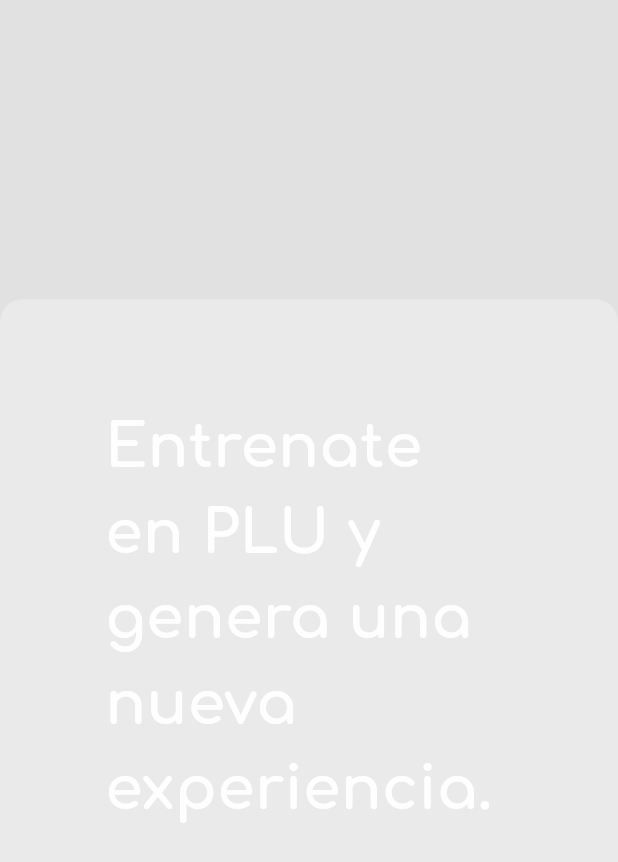
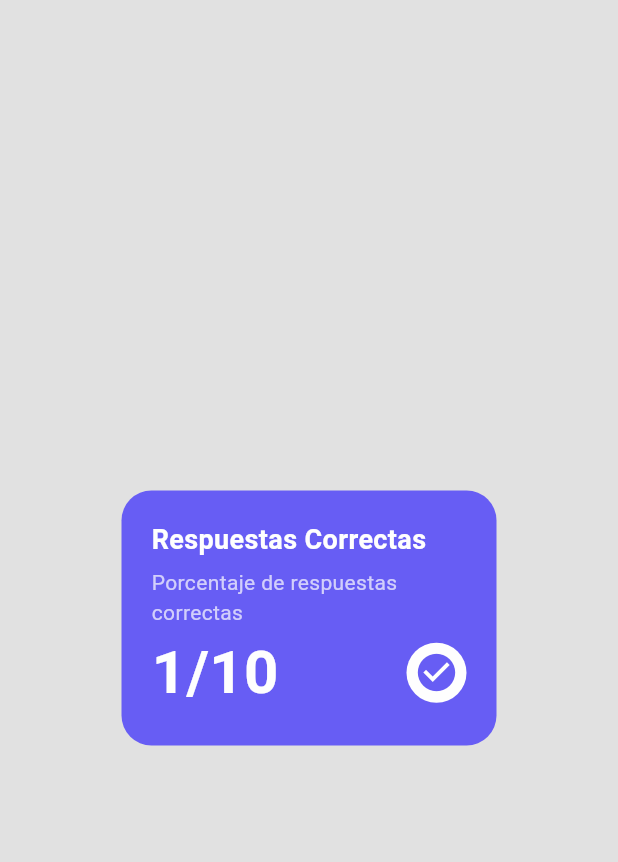
Before and after one commit to JosephPaiz/PLUTrainer, a Flutter app: the HomeLayout screen opened directly, on a phone screen of 412 x 824 dp. Shown: the top 862 px of the screen. Run offline on Flutter 3.47's test engine with Material 3 defaults, Android fonts, the phone set to English and light mode, and no system bars; our stand-ins replace google_fonts, hugeicons, logger, shared_preferences, supabase_flutter; accounts and stored records are empty.

Commit message:
New information card widget

```diff
--- a/lib/widgets/Home/home_layout.dart
+++ b/lib/widgets/Home/home_layout.dart
@@ -1,6 +1,7 @@
 import 'package:flutter/material.dart';
 import 'package:plu_trainer/core/style/custom_colors.dart';
 import 'package:plu_trainer/core/style/fonts.dart';
+import 'package:plu_trainer/widgets/Home/test_widget.dart';
 
 class HomeLayout extends StatefulWidget {
   const HomeLayout({super.key});
@@ -48,15 +49,12 @@ class _AnimatedTextOverlayState extends State<HomeLayout>
             Center(
               child: FadeTransition(
                 opacity: _opacityAnimation,
-                child: Container(
-                  padding: const EdgeInsets.all(70),
-                  decoration: BoxDecoration(
-                    color: Colors.white.withOpacity(0.3),
-                    borderRadius: BorderRadius.circular(15),
-                  ),
-                  child: Text(
-                      'Entrenate en PLU y genera una nueva experiencia.',
-                      style: Fonts.homeViewTitleTextStyle),
+                child: const InformationCardWidget(
+                  title: 'Respuestas Correctas',
+                  description: 'Porcentaje de respuestas correctas',
+                  number: '1/10',
+                  backGroundColor: Color(0xFF675DF5),
+                  icon: Icons.check_circle,
                 ),
               ),
             ),
--- /dev/null
+++ b/lib/widgets/Home/test_widget.dart
@@ -0,0 +1,110 @@
+import 'package:flutter/material.dart';
+
+class InformationCardWidget extends StatefulWidget {
+  final String title;
+  final String description;
+  final String number;
+  final Color backGroundColor;
+  final IconData icon;
+
+  const InformationCardWidget(
+      {super.key,
+      required this.title,
+      required this.description,
+      required this.number,
+      required this.backGroundColor,
+      required this.icon});
+
+  @override
+  _InformationCardWidgetState createState() => _InformationCardWidgetState();
+}
+
+class _InformationCardWidgetState extends State<InformationCardWidget> {
+  late String title;
+  late String description;
+  late String number;
+  late Color backGroundColor;
+  late IconData icon;
+
+  @override
+  void initState() {
+    super.initState();
+    title = widget.title;
+    description = widget.description;
+    number = widget.number;
+    backGroundColor = widget.backGroundColor;
+    icon = widget.icon;
+  }
+
+  void updateCard(String newTitle, String newDescription, String newNumber) {
+    setState(() {
+      title = newTitle;
+      description = newDescription;
+      number = newNumber;
+    });
+  }
+
+  @override
+  Widget build(BuildContext context) {
+    return Container(
+      width: 250,
+      height: 170,
+      decoration: BoxDecoration(
+        color: backGroundColor, // Color de fondo (violeta/azul)
+        borderRadius: BorderRadius.circular(20),
+      ),
+      child: Padding(
+        padding: const EdgeInsets.all(20.0),
+        child: Column(
+          crossAxisAlignment: CrossAxisAlignment.start,
+          children: [
+            Text(
+              title,
+              style: TextStyle(
+                fontSize: 18,
+                fontWeight: FontWeight.bold,
+                color: Colors.white,
+              ),
+            ),
+            SizedBox(height: 5),
+            Text(
+              description,
+              style: TextStyle(
+                fontSize: 14,
+                color: Colors.white70,
+              ),
+            ),
+            Spacer(),
+            Row(
+              mainAxisAlignment: MainAxisAlignment.spaceBetween,
+              children: [
+                Text(
+                  number,
+                  style: TextStyle(
+                    fontSize: 40,
+                    fontWeight: FontWeight.bold,
+                    color: Colors.white,
+                  ),
+                ),
+                Container(
+                  width: 40,
+                  height: 40,
+                  decoration: const BoxDecoration(
+                    color: Colors.white,
+                    shape: BoxShape.circle,
+                  ),
+                  child: Icon(
+                    icon,
+                    color:
+                        Color(0xFF675DF5), // Color del ícono dentro del círculo
+                    size: 30,
+                  ),
+                ),
+              ],
+            ),
+          ],
+        ),
+      ),
+    );
+  }
+}
```
